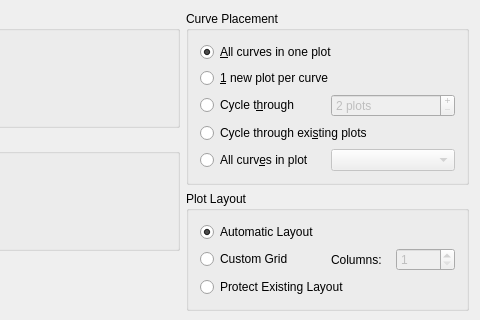
This is src/libkstapp/datawizardpageplot.ui in Kst-plot/kst as Qt 5 draws it before an edit; both pictures show x 404 to 884 and y 0 to 320 of the 884 by 428 pixel window. The edited form follows.
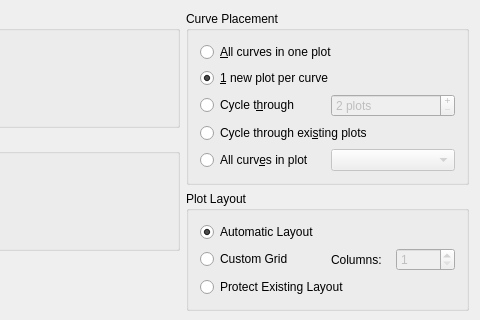
This is the edited form. Custom widgets are drawn as their Qt base class.

Commit message: -Add hot keys to tool bar icons -Change behavior of toolbars/tools/layout mode. -Fix some label/descriptive name bugs

Diff of the .ui file:
```diff
--- a/src/libkstapp/datawizardpageplot.ui
+++ b/src/libkstapp/datawizardpageplot.ui
@@ -91,7 +91,7 @@
          <string>&amp;All curves in one plot</string>
         </property>
         <property name="checked" >
-         <bool>true</bool>
+         <bool>false</bool>
         </property>
        </widget>
       </item>
@@ -103,6 +103,9 @@
         <property name="shortcut" >
          <string>Alt+1</string>
         </property>
+        <property name="checked" >
+         <bool>true</bool>
+        </property>
        </widget>
       </item>
       <item row="2" column="0" >
```
The commit also changes 6 other files.
